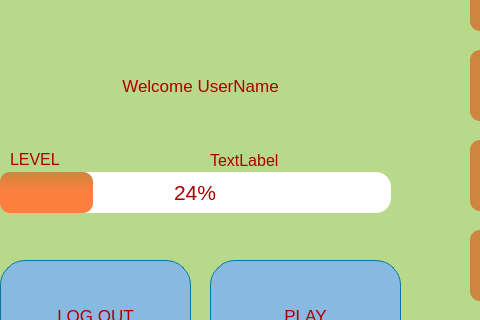
Old version of the form ui/menu.ui in the repository mogelijkheid/Flash_Cards; both pictures show x 200 to 680 and y 100 to 420 of the 800 by 600 pixel window.
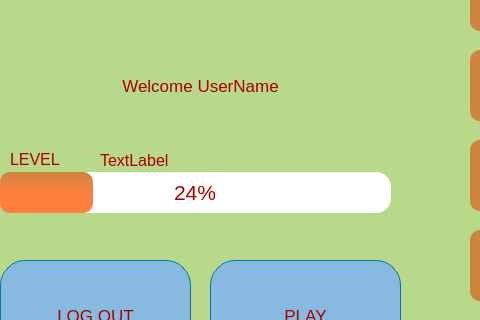
New version of the form.

Diff of the .ui file:
```diff
--- a/ui/menu.ui
+++ b/ui/menu.ui
@@ -459,9 +459,9 @@
     <widget class="QLabel" name="total_time_label">
      <property name="geometry">
       <rect>
-       <x>400</x>
+       <x>290</x>
        <y>250</y>
-       <width>171</width>
+       <width>281</width>
        <height>20</height>
       </rect>
      </property>
```
